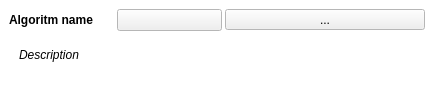
Before: the Qt Designer form LDMP/gui/WidgetAlgorithmLeaf.ui in ConservationInternational/trends.earth, drawn with Qt 5.
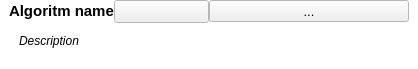
After: the same form once the commit is applied.

Commit message: more space among algs and differ in char size alg and description

What changed in the file:
```diff
--- a/LDMP/gui/WidgetAlgorithmLeaf.ui
+++ b/LDMP/gui/WidgetAlgorithmLeaf.ui
@@ -6,8 +6,8 @@
    <rect>
     <x>0</x>
     <y>0</y>
-    <width>434</width>
-    <height>88</height>
+    <width>418</width>
+    <height>69</height>
    </rect>
   </property>
   <property name="palette">
@@ -78,9 +78,6 @@
    <enum>Qt::TabFocus</enum>
   </property>
   <layout class="QVBoxLayout" name="verticalLayout">
-   <property name="spacing">
-    <number>0</number>
-   </property>
    <property name="leftMargin">
     <number>0</number>
    </property>
@@ -95,18 +92,32 @@
    </property>
    <item>
     <widget class="QFrame" name="frame">
+     <property name="maximumSize">
+      <size>
+       <width>16777215</width>
+       <height>70</height>
+      </size>
+     </property>
+     <property name="font">
+      <font>
+       <pointsize>10</pointsize>
+      </font>
+     </property>
      <property name="frameShape">
       <enum>QFrame::NoFrame</enum>
      </property>
      <property name="frameShadow">
       <enum>QFrame::Raised</enum>
      </property>
-     <layout class="QVBoxLayout" name="verticalLayout_2">
+     <layout class="QVBoxLayout" name="verticalLayout_2" stretch="1,0">
       <property name="spacing">
-       <number>3</number>
+       <number>0</number>
+      </property>
+      <property name="topMargin">
+       <number>0</number>
       </property>
       <property name="bottomMargin">
-       <number>12</number>
+       <number>10</number>
       </property>
       <item>
        <layout class="QHBoxLayout" name="horizontalLayout" stretch="0,0,1">
@@ -114,6 +125,7 @@
          <widget class="QLabel" name="labelAlgorithmName">
           <property name="font">
            <font>
+            <pointsize>11</pointsize>
             <weight>75</weight>
             <bold>true</bold>
            </font>
@@ -124,6 +136,9 @@
           <property name="wordWrap">
            <bool>true</bool>
           </property>
+          <property name="textInteractionFlags">
+           <set>Qt::LinksAccessibleByMouse|Qt::TextSelectableByKeyboard|Qt::TextSelectableByMouse</set>
+          </property>
          </widget>
         </item>
         <item>
@@ -194,12 +209,19 @@
          <widget class="QLabel" name="labelDescription">
           <property name="font">
            <font>
+            <pointsize>9</pointsize>
             <italic>true</italic>
            </font>
           </property>
           <property name="text">
            <string>Description</string>
           </property>
+          <property name="wordWrap">
+           <bool>false</bool>
+          </property>
+          <property name="textInteractionFlags">
+           <set>Qt::LinksAccessibleByMouse|Qt::TextSelectableByKeyboard|Qt::TextSelectableByMouse</set>
+          </property>
          </widget>
         </item>
        </layout>
```
